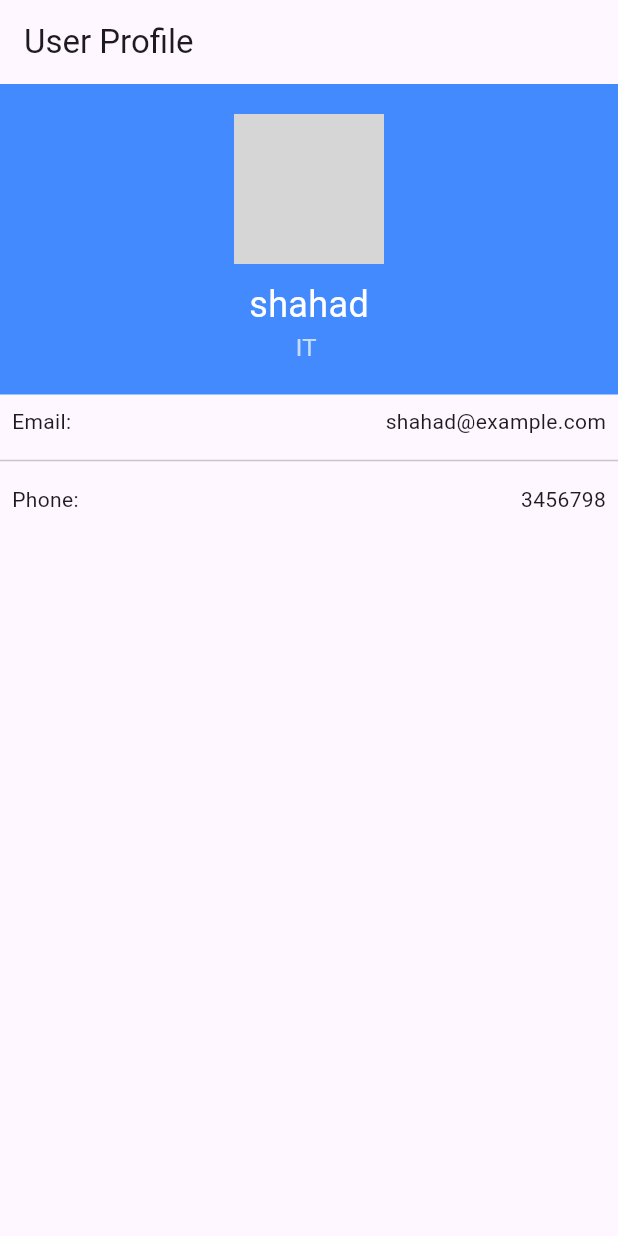
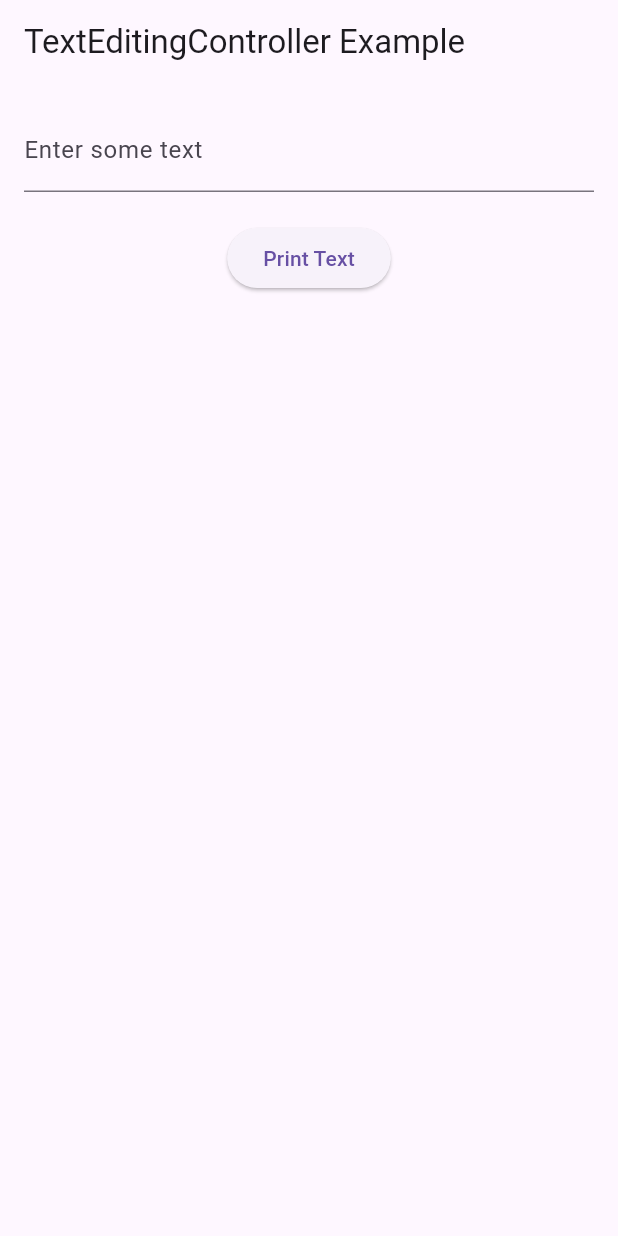
Before and after one commit to shahadba2025/Shahadbaties, a Flutter app: the screen it shows after launch, on a phone screen of 412 x 824 dp. Run offline on Flutter 3.47's test engine with Material 3 defaults, Android fonts, the phone set to English and light mode, and no system bars; grey boxes are pictures that could not be loaded.

Commit message:
Add files via upload

```diff
--- a/lib/main.dart
+++ b/lib/main.dart
@@ -12,63 +12,42 @@ class ProfileApp extends StatefulWidget {
 }
 
 class _ProfileAppState extends State<ProfileApp> {
+  final TextEditingController _controller = TextEditingController();
+
+  @override
+  void dispose() {
+    // Step 4: Dispose of the controller when it’s no longer needed
+    _controller.dispose();
+    super.dispose();
+  }
 
   @override
   Widget build(BuildContext context) {
     return MaterialApp(
       home: Scaffold(
-        appBar: AppBar(
-          title: Text('User Profile'),
-        ),
-        body: Column(
-          children: [
-            Container(
-              width: double.infinity,
-              padding: EdgeInsets.all(20),
-              color: Colors.blueAccent,
-              child: Column(
-                children: [
-                  CircleAvatar(
-                    radius: 50,
-                    backgroundImage:Image.asset('pics/profilepic.png').image,
-                  ),
-                  SizedBox(height: 10),
-                  Text(
-                    'shahad',
-                    style: TextStyle(fontSize: 24, color: Colors.white),
-                  ),
-                  Text(
-                    'IT ',
-                    style: TextStyle(fontSize: 16, color: Colors.white70),
-                  ),
-                ],
+        appBar: AppBar(title: Text('TextEditingController Example')),
+        body: Padding(
+          padding: const EdgeInsets.all(16.0),
+          child: Column(
+            children: [
+              TextField(
+                // Step 2: Assign the controller to the TextField
+                controller: _controller,
+                decoration: InputDecoration(labelText: 'Enter some text'),
               ),
-            ),
-            Padding(
-              padding: const EdgeInsets.all(8.0),
-              child: Row(
-                mainAxisAlignment: MainAxisAlignment.spaceBetween,
-                children: [
-                  Text('Email:'),
-                  Text('shahad@example.com'),
-                ],
+              SizedBox(height: 20),
+              ElevatedButton(
+                onPressed: () {
+                  // Step 3: Access the text value from the controller
+                  print('Text entered: ${_controller.text}');
+
+                },
+                child: Text('Print Text'),
               ),
-            ),
-            Divider(),
-            Padding(
-              padding: const EdgeInsets.all(8.0),
-              child: Row(
-                mainAxisAlignment: MainAxisAlignment.spaceBetween,
-                children: [
-                  Text('Phone:'),
-                  Text('3456798'),
-                ],
-              ),
-            ),
-          ],
+            ],
+          ),
         ),
       ),
-
     );
   }
 }
--- a/pubspec.yaml
+++ b/pubspec.yaml
@@ -1,4 +1,4 @@
-name: untitled10
+name: untitled11
 description: "A new Flutter project."
 # The following line prevents the package from being accidentally published to
 # pub.dev using `flutter pub publish`. This is preferred for private packages.
```
Also changed, not shown: 15 other files.
